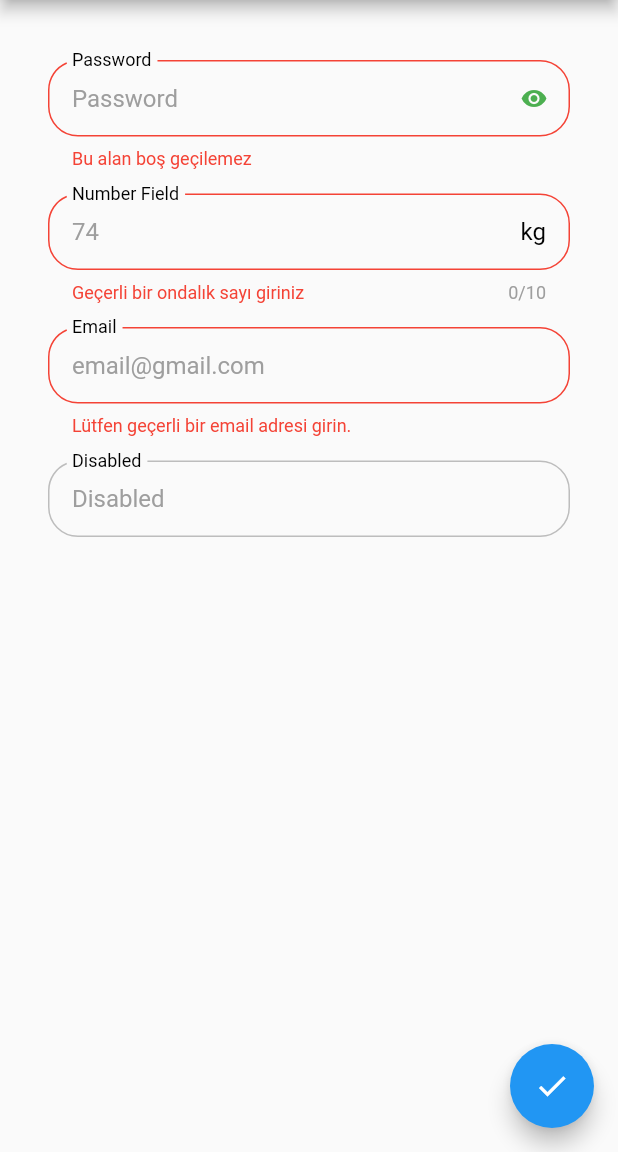
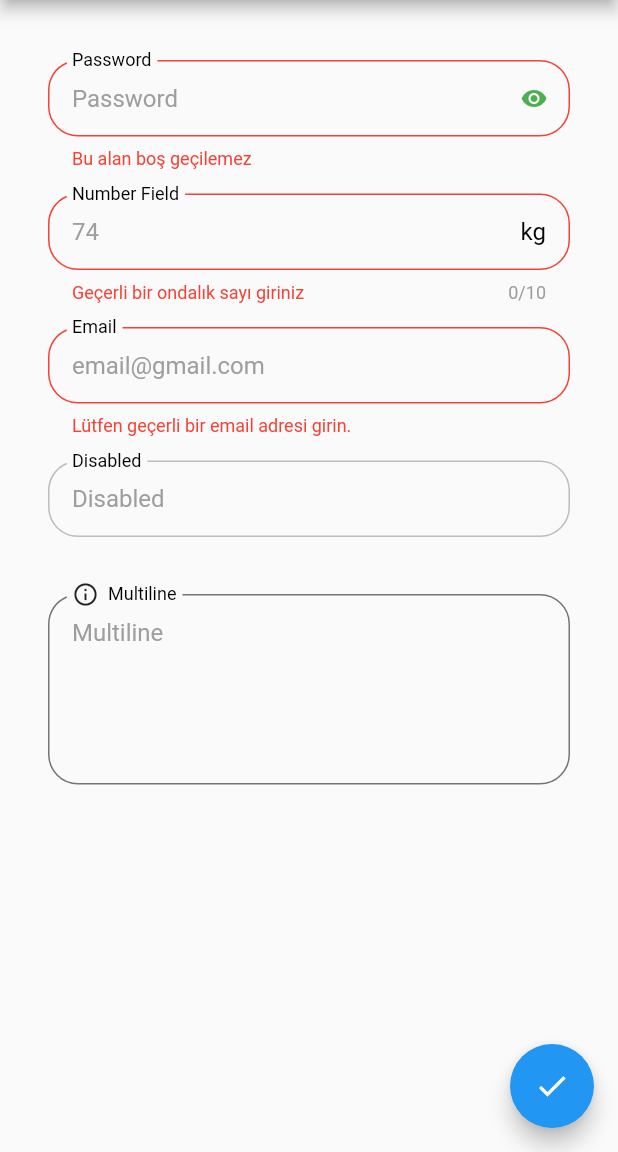
Before and after one commit to gulsenkeskin/input_decoration, a Flutter app: the screen it shows after launch, after a tap on the "check" icon, on a phone screen of 412 x 824 dp, the part 84-1236 px from its top. Run offline on Flutter 3.47's test engine with Material 2 defaults, Android fonts, the phone set to English and light mode, and no system bars.

Commit message:
Update multiline_field.dart

```diff
--- a/lib/components/multiline_field.dart
+++ b/lib/components/multiline_field.dart
@@ -4,9 +4,20 @@ class MultilineField extends StatelessWidget {
   const MultilineField({Key? key}) : super(key: key);
 
   @override
-  Widget build(BuildContext context) {
-    return Container(
-
-    );
-  }
+  Widget build(BuildContext context) => TextFormField(
+        maxLines: 5,
+        decoration: InputDecoration(
+            helperText: "",
+            hintText: "Multiline",
+            label: Row(
+              mainAxisSize: MainAxisSize.min,
+              children: const [
+                Icon(Icons.info_outline),
+                Padding(
+                  padding: EdgeInsets.only(left: 8.0),
+                  child: Text("Multiline"),
+                )
+              ],
+            )),
+      );
 }
```
